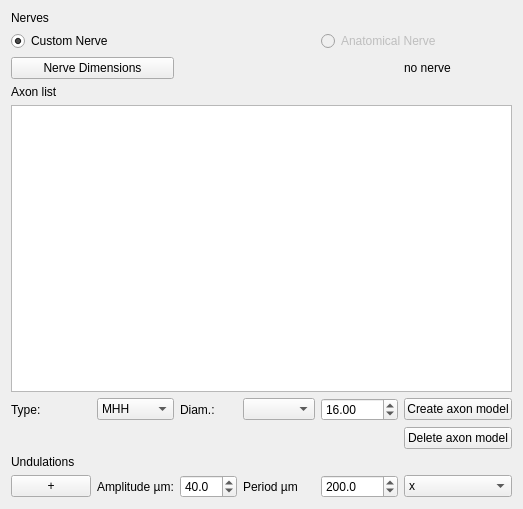
Before: the Qt Designer form ui_nerve_widget.ui in TheJRapp/PeriphNeuronStim, drawn with Qt 5.
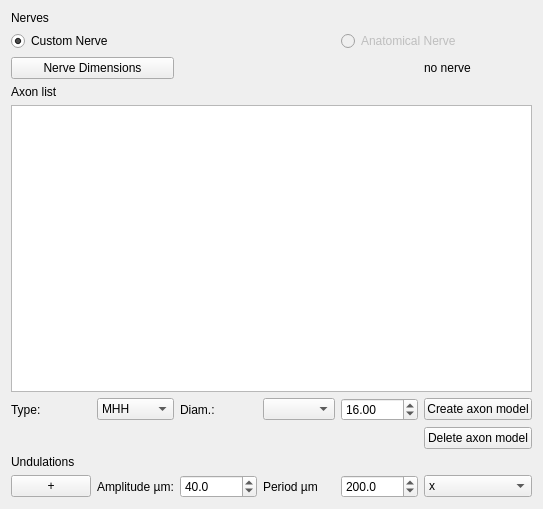
After: the same form once the commit is applied.

What changed in the file:
```diff
--- a/ui_nerve_widget.ui
+++ b/ui_nerve_widget.ui
@@ -6,7 +6,7 @@
    <rect>
     <x>0</x>
     <y>0</y>
-    <width>489</width>
+    <width>494</width>
     <height>509</height>
    </rect>
   </property>
@@ -179,6 +179,9 @@
      <property name="decimals">
       <number>1</number>
      </property>
+     <property name="maximum">
+      <double>1000000.000000000000000</double>
+     </property>
      <property name="value">
       <double>40.000000000000000</double>
      </property>
```
